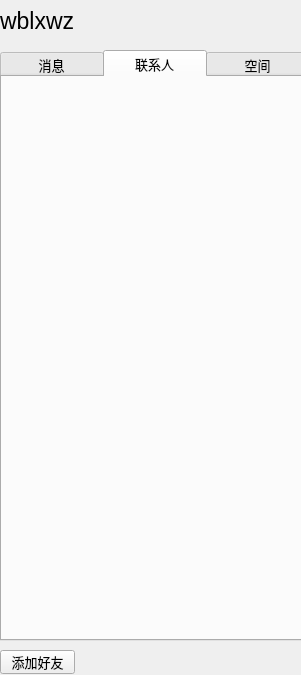
This is I Message/I Message/MainWindow.ui in Wblxwz/I-Message as Qt 5 draws it before an edit. The edited form follows.
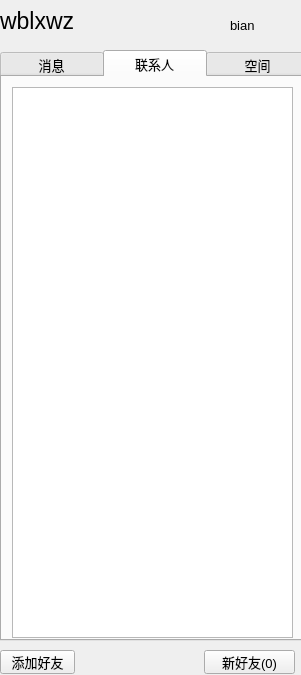
This is the edited form.

Diff of the .ui file:
```diff
--- a/I Message/I Message/MainWindow.ui
+++ b/I Message/I Message/MainWindow.ui
@@ -43,6 +43,16 @@
      <attribute name="title">
       <string>联系人</string>
      </attribute>
+     <widget class="QListView" name="lianxiren">
+      <property name="geometry">
+       <rect>
+        <x>10</x>
+        <y>10</y>
+        <width>281</width>
+        <height>551</height>
+       </rect>
+      </property>
+     </widget>
     </widget>
     <widget class="QWidget" name="tab_2">
      <attribute name="title">
@@ -55,7 +65,7 @@
      <rect>
       <x>0</x>
       <y>0</y>
-      <width>291</width>
+      <width>221</width>
       <height>41</height>
      </rect>
     </property>
@@ -86,6 +96,42 @@
      <string>添加好友</string>
     </property>
    </widget>
+   <widget class="QPushButton" name="xinhaoyou">
+    <property name="geometry">
+     <rect>
+      <x>204</x>
+      <y>650</y>
+      <width>91</width>
+      <height>24</height>
+     </rect>
+    </property>
+    <property name="font">
+     <font>
+      <pointsize>10</pointsize>
+     </font>
+    </property>
+    <property name="text">
+     <string>新好友(0)</string>
+    </property>
+   </widget>
+   <widget class="QLabel" name="bian">
+    <property name="geometry">
+     <rect>
+      <x>230</x>
+      <y>10</y>
+      <width>71</width>
+      <height>31</height>
+     </rect>
+    </property>
+    <property name="font">
+     <font>
+      <pointsize>10</pointsize>
+     </font>
+    </property>
+    <property name="text">
+     <string>bian</string>
+    </property>
+   </widget>
   </widget>
  </widget>
  <layoutdefault spacing="6" margin="11"/>
```
